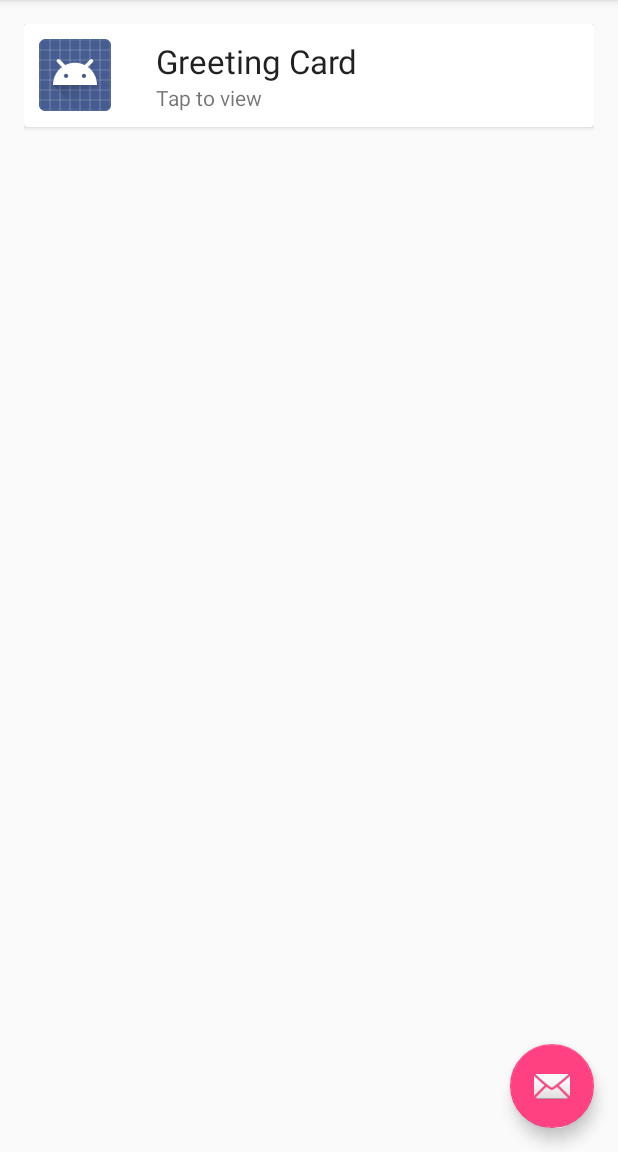
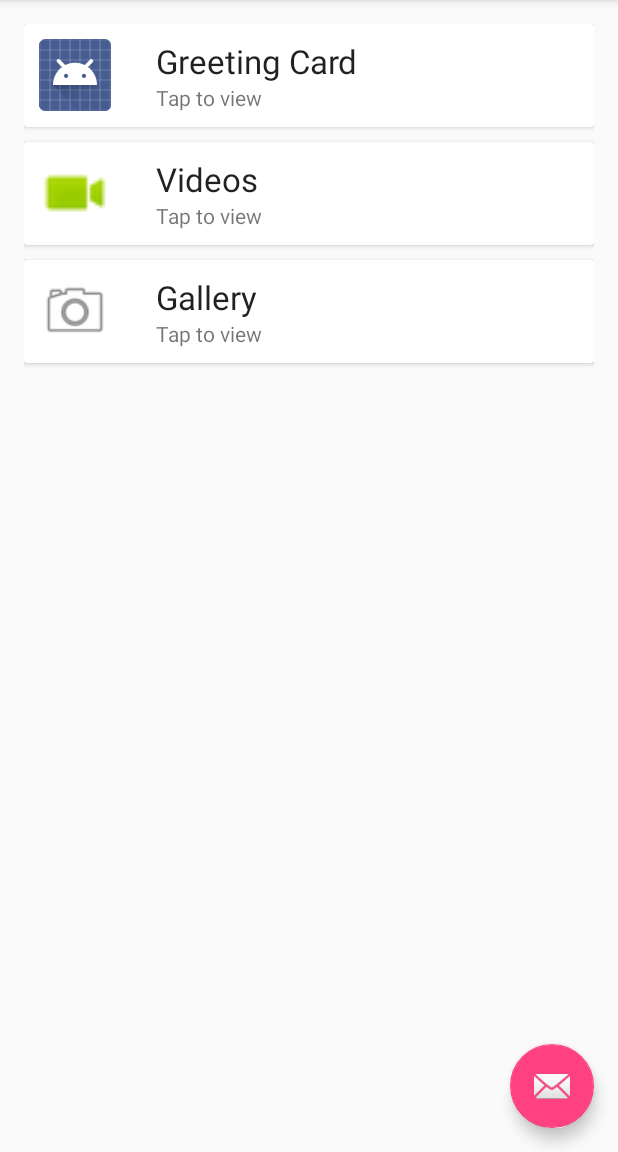
Before and after one commit to srikkanth-r/HappyBirthday, an Android app: the screen it shows after launch (MainActivity), on a phone screen of 412 x 824 dp, the part 84-1236 px from its top. Run offline under Robolectric (Android 15) with nearby library versions, the phone set to English and light mode, and no system bars.

Commit message:
Greeting card launched from FAB

```diff
--- a/app/src/main/java/com/srikkanth/swayapp/MainActivity.java
+++ b/app/src/main/java/com/srikkanth/swayapp/MainActivity.java
@@ -28,17 +28,18 @@ public class MainActivity extends AppCompatActivity {
         fab.setOnClickListener(new View.OnClickListener() {
             @Override
             public void onClick(View view) {
-                Snackbar.make(view, "Replace with your own action", Snackbar.LENGTH_LONG)
-                        .setAction("Action", null).show();
+                startActivity(new Intent(MainActivity.this, GreetingCardActivity.class));
+                /*Snackbar.make(view, "Replace with your own action", Snackbar.LENGTH_LONG)
+                        .setAction("Action", null).show();*/
             }
         });
 
-        mGreetingCardView = (RelativeLayout) findViewById(R.id.greetingCard);
+        mGreetingCardView = (RelativeLayout) findViewById(R.id.mainLayout);
         mGreetingCardView.setOnClickListener(new View.OnClickListener() {
             @Override
             public void onClick(View v) {
                 Toast.makeText(getApplicationContext(), "card tapped", Toast.LENGTH_LONG).show();
-                startActivity(new Intent(MainActivity.this, GreetingCardActivity.class));
+//                startActivity(new Intent(MainActivity.this, GreetingCardActivity.class));
             }
         });
 
--- a/app/src/main/res/layout/content_main.xml
+++ b/app/src/main/res/layout/content_main.xml
@@ -10,20 +10,15 @@
     android:paddingTop="@dimen/activity_vertical_margin"
     app:layout_behavior="@string/appbar_scrolling_view_behavior"
     tools:context="com.srikkanth.swayapp.MainActivity"
-    android:id="@+id/greetingCard"
+    android:id="@+id/mainLayout"
     android:clickable="true"
     >
 
-    <!--<WebView
-        android:layout_width="match_parent"
-        android:layout_height="match_parent"
-        android:id="@+id/webView"
-        android:layout_alignParentTop="true"
-        android:layout_alignParentLeft="true"
-        android:layout_alignParentStart="true" />-->
     <android.support.v7.widget.CardView
         android:layout_width="match_parent"
         android:layout_height="wrap_content"
+        android:id="@+id/cardViewGreeting"
+        android:layout_marginBottom="10dp"
         >
 
         <RelativeLayout
@@ -34,7 +29,7 @@
             <ImageView
                 android:layout_width="48dp"
                 android:layout_height="48dp"
-                android:id="@+id/imageView"
+                android:id="@+id/imgGreeting"
                 android:layout_marginEnd="30dp"
                 android:layout_alignParentTop="true"
                 android:layout_alignParentStart="true"
@@ -45,19 +40,110 @@
                 android:layout_height="wrap_content"
                 android:textAppearance="?android:attr/textAppearanceLarge"
                 android:text="Greeting Card"
-                android:id="@+id/textView"
+                android:id="@+id/txtGreeting"
                 android:layout_alignParentTop="true"
-                android:layout_toEndOf="@+id/imageView" />
+                android:layout_toEndOf="@+id/imgGreeting" />
 
             <TextView
                 android:layout_width="wrap_content"
                 android:layout_height="wrap_content"
                 android:textAppearance="?android:attr/textAppearanceSmall"
                 android:text="Tap to view"
-                android:id="@+id/textView2"
-                android:layout_below="@+id/textView"
-                android:layout_toRightOf="@+id/imageView"
-                android:layout_toEndOf="@+id/imageView" />
+                android:id="@+id/descriptionGreeting"
+                android:layout_below="@+id/txtGreeting"
+                android:layout_toRightOf="@+id/imgGreeting"
+                android:layout_toEndOf="@+id/imgGreeting" />
+
+        </RelativeLayout>
+
+    </android.support.v7.widget.CardView>
+
+
+    <android.support.v7.widget.CardView
+        android:layout_width="match_parent"
+        android:layout_height="wrap_content"
+        android:id="@+id/cardViewVideos"
+        android:layout_below="@+id/cardViewGreeting"
+        android:layout_marginBottom="10dp"
+        >
+
+        <RelativeLayout
+            android:layout_width="match_parent"
+            android:layout_height="match_parent"
+            android:padding="10dp">
+
+            <ImageView
+                android:layout_width="48dp"
+                android:layout_height="48dp"
+                android:id="@+id/imgVideos"
+                android:layout_marginEnd="30dp"
+                android:layout_alignParentTop="true"
+                android:layout_alignParentStart="true"
+                android:src="@android:drawable/presence_video_online" />
+
+            <TextView
+                android:layout_width="wrap_content"
+                android:layout_height="wrap_content"
+                android:textAppearance="?android:attr/textAppearanceLarge"
+                android:text="Videos"
+                android:id="@+id/txtVideos"
+                android:layout_alignParentTop="true"
+                android:layout_toEndOf="@+id/imgVideos" />
+
+            <TextView
+                android:layout_width="wrap_content"
+                android:layout_height="wrap_content"
+                android:textAppearance="?android:attr/textAppearanceSmall"
+                android:text="Tap to view"
+                android:id="@+id/descriptionVideos"
+                android:layout_below="@+id/txtVideos"
+                android:layout_toRightOf="@+id/imgVideos"
+                android:layout_toEndOf="@+id/imgVideos" />
+
+        </RelativeLayout>
+
+    </android.support.v7.widget.CardView>
+
+    <android.support.v7.widget.CardView
+        android:layout_width="match_parent"
+        android:layout_height="wrap_content"
+        android:id="@+id/cardViewPhotos"
+        android:layout_below="@+id/cardViewVideos"
+        android:layout_marginBottom="10dp"
+        >
+
+        <RelativeLayout
+            android:layout_width="match_parent"
+            android:layout_height="match_parent"
+            android:padding="10dp">
+
+            <ImageView
+                android:layout_width="48dp"
+                android:layout_height="48dp"
+                android:id="@+id/imgPhotos"
+                android:layout_marginEnd="30dp"
+                android:layout_alignParentTop="true"
+                android:layout_alignParentStart="true"
+                android:src="@android:drawable/ic_menu_camera" />
+
+            <TextView
+                android:layout_width="wrap_content"
+                android:layout_height="wrap_content"
+                android:textAppearance="?android:attr/textAppearanceLarge"
+                android:text="Gallery"
+                android:id="@+id/txtPhotos"
+                android:layout_alignParentTop="true"
+                android:layout_toEndOf="@+id/imgPhotos" />
+
+            <TextView
+                android:layout_width="wrap_content"
+                android:layout_height="wrap_content"
+                android:textAppearance="?android:attr/textAppearanceSmall"
+                android:text="Tap to view"
+                android:id="@+id/descriptionPhotos"
+                android:layout_below="@+id/txtPhotos"
+                android:layout_toRightOf="@+id/imgPhotos"
+                android:layout_toEndOf="@+id/imgPhotos" />
 
         </RelativeLayout>
 
--- a/app/src/main/res/values/strings.xml
+++ b/app/src/main/res/values/strings.xml
@@ -1,5 +1,5 @@
 <resources>
     <string name="app_name">Hello</string>
     <string name="action_settings">Settings</string>
-    <string name="title_activity_greeting_card">GreetingCardActivity</string>
+    <string name="title_activity_greeting_card">Your Greeting Card</string>
 </resources>
```
